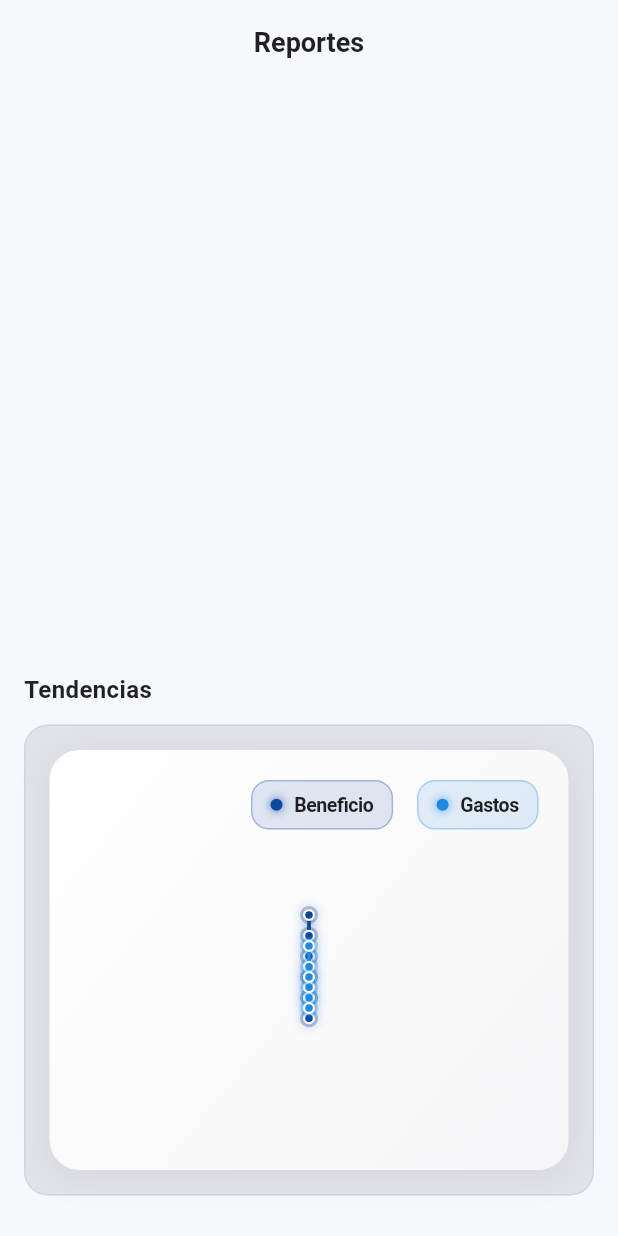
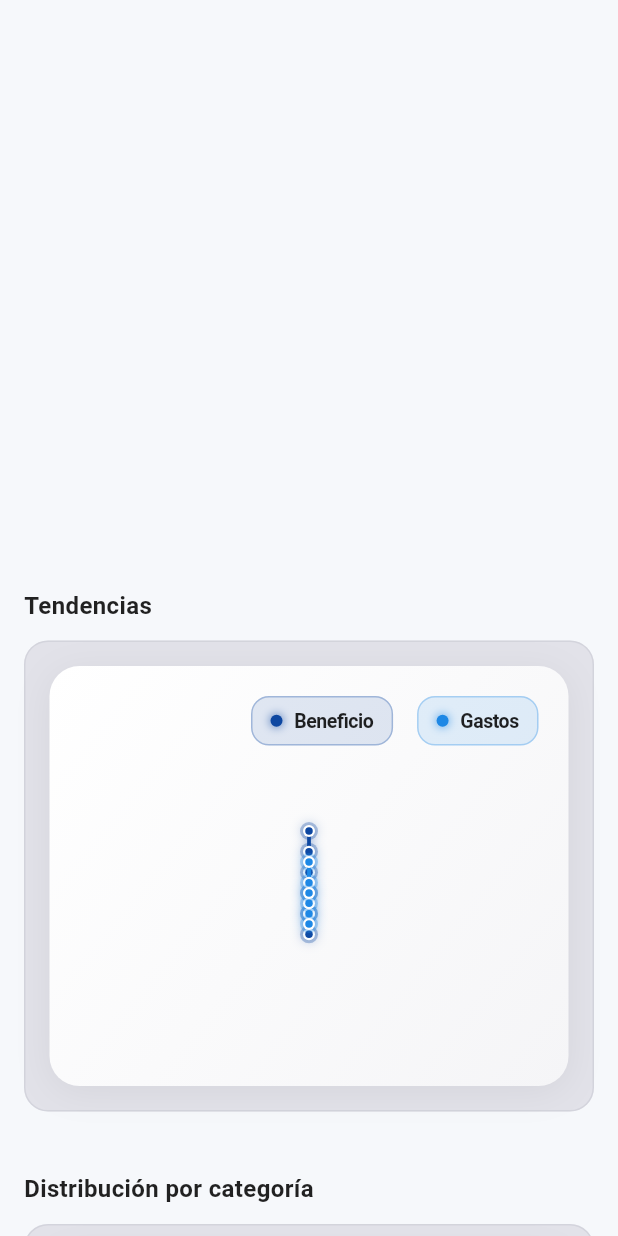
Before and after one commit to SWONG06/Proyecto-6to, a Flutter app: the ReportsScreen widget shown alone on an empty page, opened directly with empty values, on a phone screen of 412 x 824 dp. Run offline on Flutter 3.47's test engine with Material 3 defaults, Android fonts, the phone set to English and light mode, and no system bars; our stand-ins replace fl_chart, google_generative_ai, image_picker, permission_handler.

```diff
--- a/lib/screens/dashboard_screen.dart
+++ b/lib/screens/dashboard_screen.dart
@@ -682,7 +682,7 @@ class _AIFloatingButtonState extends State<_AIFloatingButton>
           ),
           child: Center(
             child: Icon(
-              Icons.auto_awesome_rounded,
+              Icons.smart_toy_rounded,
               size: 28,
               color: Colors.white,
             ),
--- a/lib/screens/reports_screen.dart
+++ b/lib/screens/reports_screen.dart
@@ -59,22 +59,7 @@ class _ReportsScreenState extends State<ReportsScreen>
 
     return CustomScrollView(
       slivers: [
-        SliverAppBar(
-          elevation: 0,
-          scrolledUnderElevation: 0,
-          pinned: true,
-          centerTitle: true,
-          title: Text(
-            'Reportes',
-            style: TextStyle(
-              fontSize: 18,
-              fontWeight: FontWeight.w600,
-              color: textColor,
-            ),
-          ),
-          backgroundColor: Theme.of(context).scaffoldBackgroundColor,
-          foregroundColor: textColor,
-        ),
+
         // Sección de filtros (NO pegajosa)
         SliverToBoxAdapter(
           child: Container(
```
